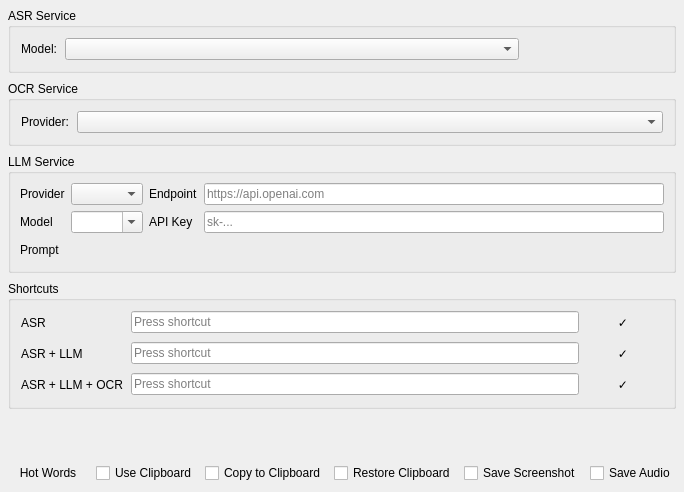
Above: src/asr_setting_widget.ui from xiaodaxia-2008/TalkInput before the change. Below: the same form after it.
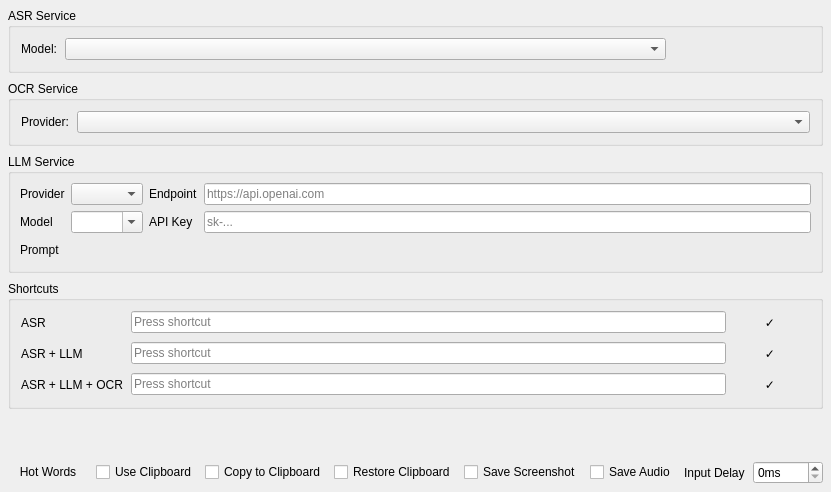
That is the form after the change.

Commit message:
Prefer SendInput character input over clipboard+Ctrl+V, add configurable char delay
- Change default useClipboard to false so character-by-character
  SendInput (KEYEVENTF_UNICODE) is used for all non-terminal windows
- Remove hardcoded 15ms ASCII delay, replace with configurable
  inputCharDelayMs setting (default 0 = no delay)
- Add Input Delay spinbox in settings UI (0-1000ms)
- Remove raise() from VoiceOverlay to prevent browser focus shift

Patch:
```diff
--- a/src/asr_setting_widget.ui
+++ b/src/asr_setting_widget.ui
@@ -511,6 +511,38 @@
        </property>
       </widget>
      </item>
+     <item>
+      <widget class="QLabel" name="inputDelayLabel">
+       <property name="toolTip">
+        <string>Delay (ms) between each character sent via keyboard input</string>
+       </property>
+       <property name="text">
+        <string>Input Delay</string>
+       </property>
+      </widget>
+     </item>
+     <item>
+      <widget class="QSpinBox" name="inputDelaySpin">
+       <property name="toolTip">
+        <string>Delay in milliseconds between each keystroke (0 = no delay)</string>
+       </property>
+       <property name="suffix">
+        <string>ms</string>
+       </property>
+       <property name="minimum">
+        <number>0</number>
+       </property>
+       <property name="maximum">
+        <number>1000</number>
+       </property>
+       <property name="singleStep">
+        <number>10</number>
+       </property>
+       <property name="fixedWidth" stdset="0">
+        <number>80</number>
+       </property>
+      </widget>
+     </item>
      <item>
       <spacer name="bottomSpacer">
        <property name="orientation">
```
The commit also changes 4 other files.
